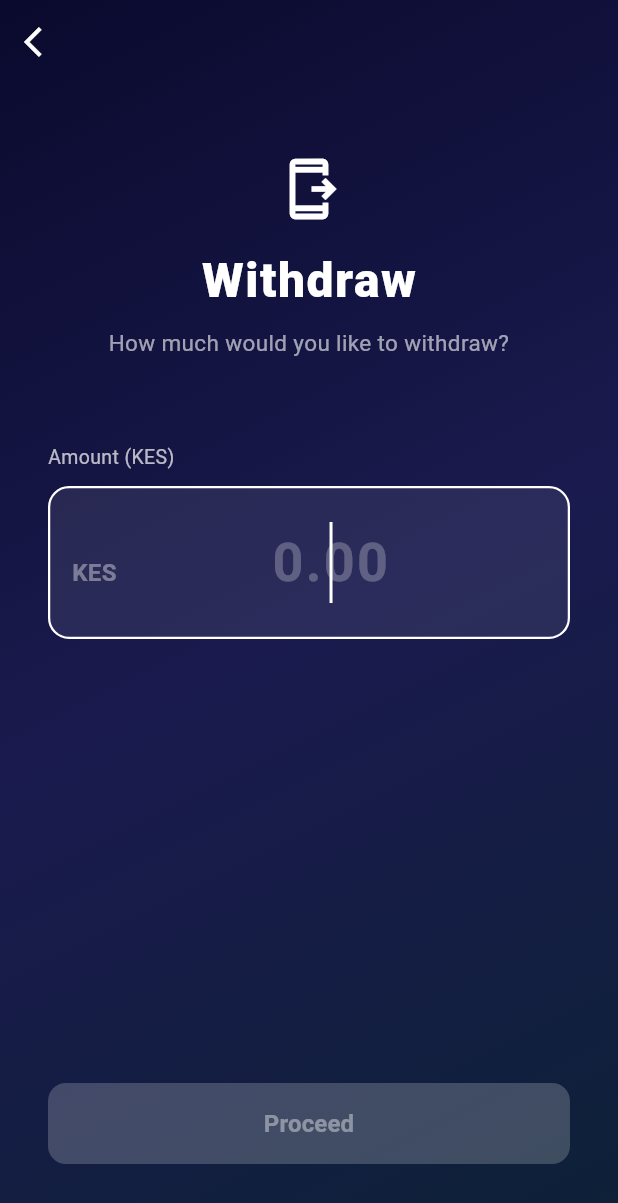
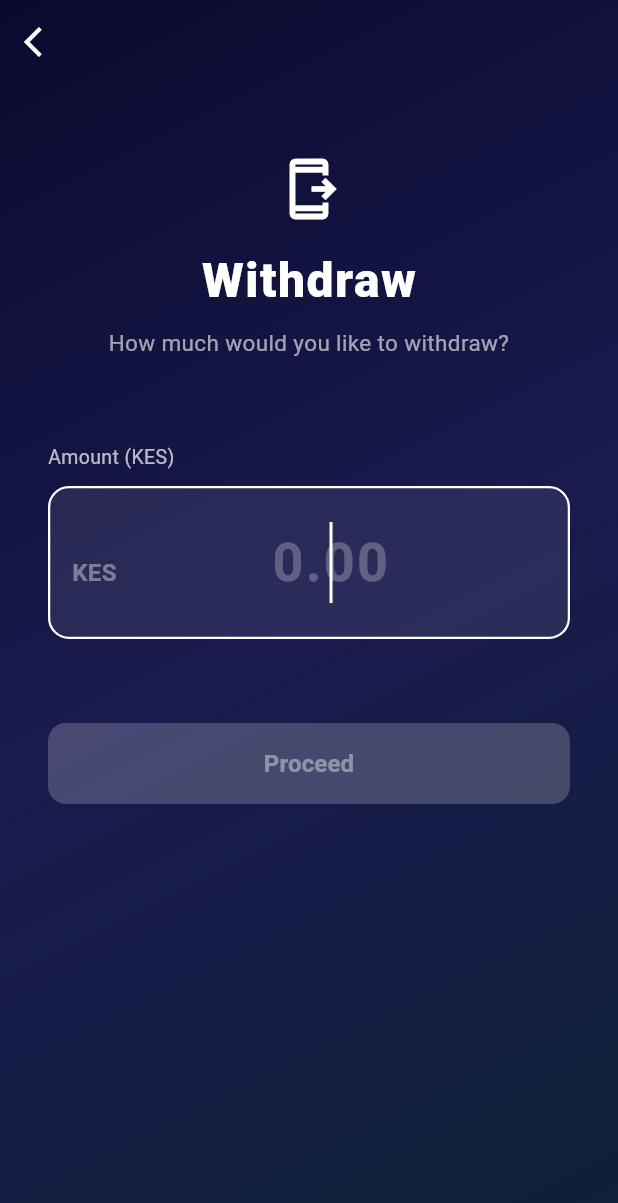
Before and after one commit to kambaikariuki/nfc_app, a Flutter app: the _HomePage screen opened directly, after a tap on "Withdraw", on a phone screen of 412 x 824 dp. Shown: the top 1203 px of the screen. Run offline on Flutter 3.47's test engine with Material 3 defaults, Android fonts, the phone set to English and light mode, and no system bars; our stand-ins replace shared_preferences; missing offline and left inert: flutter_nfc_kit; accounts and stored records are empty; Roboto replaces fonts that are missing (Poppins).

Commit message:
Amount screen fixup

```diff
--- a/lib/screens/enter_amount.dart
+++ b/lib/screens/enter_amount.dart
@@ -79,6 +79,7 @@ class _EnterAmountScreenState extends State<EnterAmountScreen>
   @override
   Widget build(BuildContext context) {
     return Scaffold(
+      resizeToAvoidBottomInset: true,
       extendBodyBehindAppBar: true,
       appBar: AppBar(
         backgroundColor: Colors.transparent,
@@ -106,8 +107,17 @@ class _EnterAmountScreenState extends State<EnterAmountScreen>
           ),
           // Content
           SafeArea(
-            child: Padding(
+            child: SingleChildScrollView(
               padding: const EdgeInsets.symmetric(horizontal: 32.0),
+              keyboardDismissBehavior: ScrollViewKeyboardDismissBehavior.onDrag,
+              child: ConstrainedBox(
+                constraints: BoxConstraints(
+                  minHeight:
+                      MediaQuery.of(context).size.height -
+                      MediaQuery.of(context).padding.top -
+                      MediaQuery.of(context).padding.bottom,
+                ),
+                child: IntrinsicHeight(
                   child: Column(
                     crossAxisAlignment: CrossAxisAlignment.center,
                     children: [
@@ -136,7 +146,8 @@ class _EnterAmountScreenState extends State<EnterAmountScreen>
                               switch (widget.type) {
                                 AmountScreenType.topUp => 'Top Up',
                                 AmountScreenType.withdraw => 'Withdraw',
-                            AmountScreenType.promptPayment => 'Prompt Payment',
+                                AmountScreenType.promptPayment =>
+                                  'Prompt Payment',
                               },
                               style: const TextStyle(
                                 fontFamily: 'Poppins',
@@ -149,7 +160,8 @@ class _EnterAmountScreenState extends State<EnterAmountScreen>
                             const SizedBox(height: 8),
                             Text(
                               switch (widget.type) {
-                            AmountScreenType.topUp => 'Enter amount to top up',
+                                AmountScreenType.topUp =>
+                                  'Enter amount to top up',
                                 AmountScreenType.withdraw =>
                                   'How much would you like to withdraw?',
                                 AmountScreenType.promptPayment =>
@@ -185,7 +197,8 @@ class _EnterAmountScreenState extends State<EnterAmountScreen>
                             const SizedBox(height: 10),
                             TextField(
                               controller: _amountController,
-                          keyboardType: const TextInputType.numberWithOptions(
+                              keyboardType:
+                                  const TextInputType.numberWithOptions(
                                     decimal: true,
                                   ),
                               inputFormatters: [
@@ -246,7 +259,7 @@ class _EnterAmountScreenState extends State<EnterAmountScreen>
                         ),
                       ),
 
-                  const Spacer(),
+                      const SizedBox(height: 56),
 
                       // Proceed button
                       FadeTransition(
@@ -261,12 +274,10 @@ class _EnterAmountScreenState extends State<EnterAmountScreen>
                               style: ElevatedButton.styleFrom(
                                 backgroundColor: Colors.white,
                                 foregroundColor: Colors.black,
-                            disabledBackgroundColor: Colors.white.withValues(
-                              alpha: 0.2,
-                            ),
-                            disabledForegroundColor: Colors.white.withValues(
-                              alpha: 0.4,
-                            ),
+                                disabledBackgroundColor: Colors.white
+                                    .withValues(alpha: 0.2),
+                                disabledForegroundColor: Colors.white
+                                    .withValues(alpha: 0.4),
                                 shape: RoundedRectangleBorder(
                                   borderRadius: BorderRadius.circular(12),
                                 ),
@@ -287,6 +298,8 @@ class _EnterAmountScreenState extends State<EnterAmountScreen>
                   ),
                 ),
               ),
+            ),
+          ),
         ],
       ),
     );
--- a/lib/screens/passenger_home.dart
+++ b/lib/screens/passenger_home.dart
@@ -1,5 +1,6 @@
 import 'package:flutter/material.dart';
 import 'package:nfc_app/screens/enter_amount.dart';
+import 'package:nfc_app/screens/link_card_screen.dart';
 import 'package:nfc_app/services/dashboard_service.dart';
 import 'package:nfc_app/widgets/transaction_tile.dart';
 import 'transactions.dart';
@@ -147,13 +148,13 @@ class _HomePageState extends State<_HomePage> {
                     children: [
                       _QuickAction(
                         icon: Icons.arrow_upward,
-                        label: 'Prompt Payment',
+                        label: 'Top Up',
                         onTap: () {
                           Navigator.push(
                             context,
                             MaterialPageRoute(
                               builder: (_) => const EnterAmountScreen(
-                                type: AmountScreenType.promptPayment,
+                                type: AmountScreenType.topUp,
                               ),
                             ),
                           );
@@ -169,6 +170,18 @@ class _HomePageState extends State<_HomePage> {
                               builder: (_) => const EnterAmountScreen(
                                 type: AmountScreenType.withdraw,
                               ),
+                            ),
+                          );
+                        },
+                      ),
+                      _QuickAction(
+                        icon: Icons.swap_horiz,
+                        label: 'Link Card',
+                        onTap: () {
+                          Navigator.push(
+                            context,
+                            MaterialPageRoute(
+                              builder: (_) => const LinkCardScreen()
                             ),
                           );
                         },
--- a/lib/services/auth_service.dart
+++ b/lib/services/auth_service.dart
@@ -4,6 +4,7 @@ import 'package:http/http.dart' as http;
 import 'package:shared_preferences/shared_preferences.dart';
 
 class AuthService {
+  // chrome
   // static const String baseUrl = 'http://localhost:8000';
 
   // Android phone
```
Lines whose indentation alone changed are shown as unchanged.
